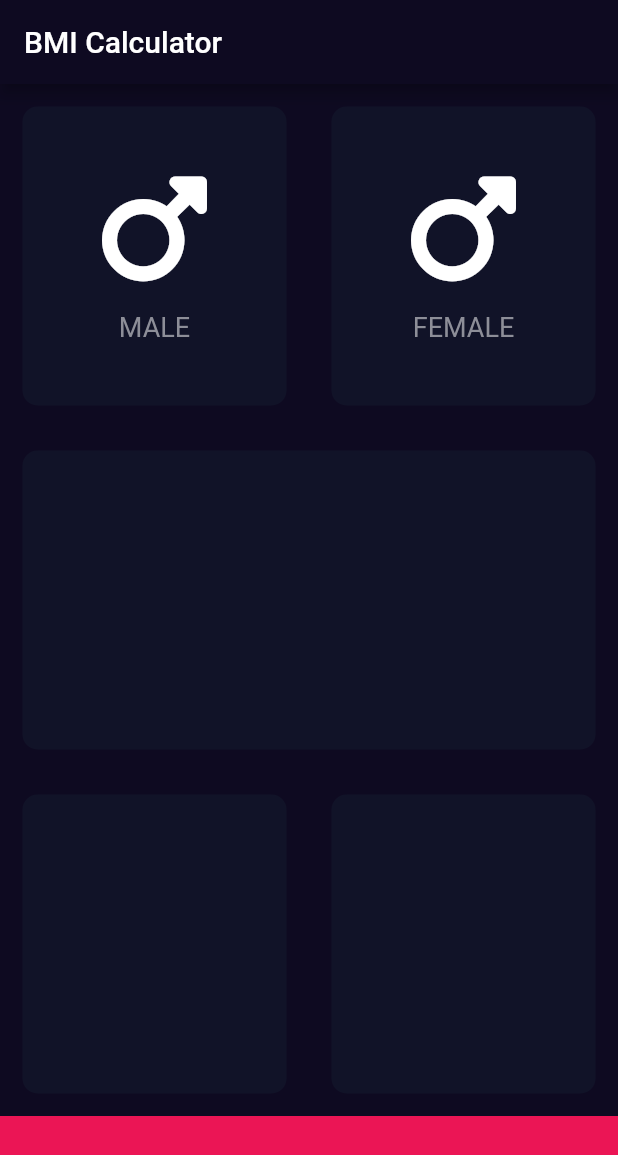
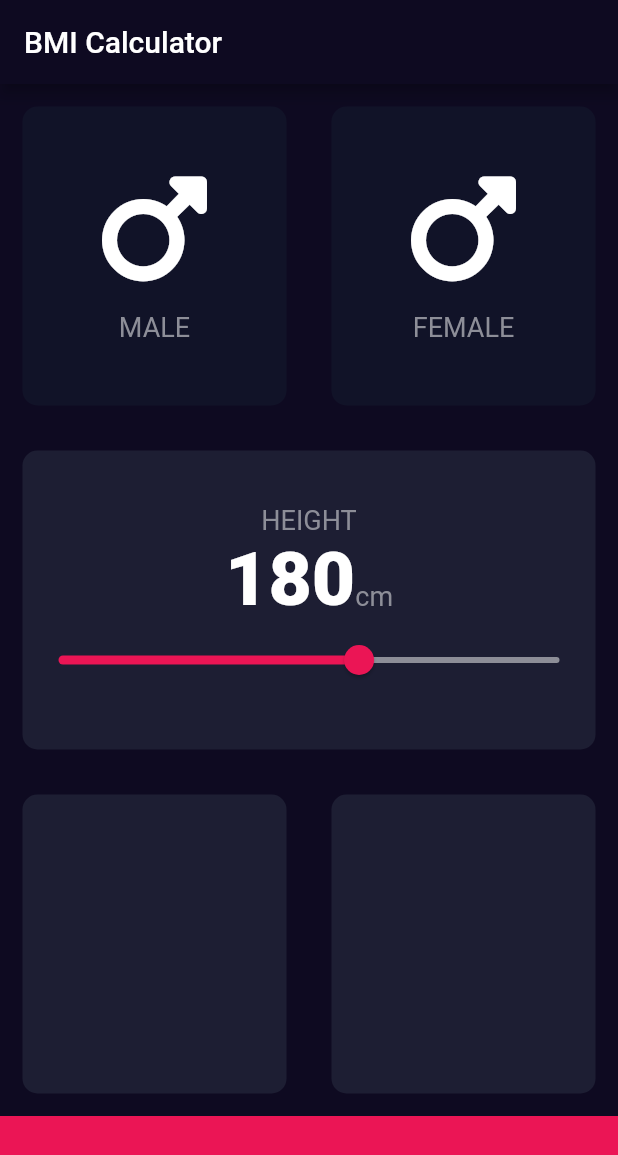
Before and after one commit to ginoliza/flutter_bmi_calculator, a Flutter app: the screen it shows after launch, on a phone screen of 412 x 824 dp. Shown: the top 1155 px of the screen. Run offline on Flutter 3.47's test engine with Material 2 defaults, Android fonts, the phone set to English and light mode, and no system bars; our stand-ins replace font_awesome_flutter.

Commit message:
added constants and Slider widget

```diff
--- /dev/null
+++ b/lib/constants.dart
@@ -0,0 +1,16 @@
+import 'package:flutter/material.dart';
+
+const kBottomContainerHeight = 80.0;
+const kActiveCardColour = Color(0xff1d1e33);
+const kInactiveCardColour = Color(0xff111328);
+const kBottomContainerColour = Color(0xffeb1555);
+
+const kLabelTextSize = TextStyle(
+  fontSize: 18.0,
+  color: Color(0xff8d8e98),
+);
+
+const kNumberTextStyle = TextStyle(
+  fontSize: 50.0,
+  fontWeight: FontWeight.w900,
+);
--- a/lib/input_page.dart
+++ b/lib/input_page.dart
@@ -2,11 +2,7 @@ import 'package:flutter/material.dart';
 import 'package:font_awesome_flutter/font_awesome_flutter.dart';
 import 'icon_content.dart';
 import 'reusable_card.dart';
-
-const bottomContainerHeight = 80.0;
-const activeCardColour = Color(0xff1d1e33);
-const inactiveCardColour = Color(0xff111328);
-const bottomContainerColour = Color(0xffeb1555);
+import 'constants.dart';
 
 enum Gender { male, female }
 
@@ -17,6 +13,7 @@ class InputPage extends StatefulWidget {
 
 class _InputPageState extends State<InputPage> {
   Gender? selectedGender;
+  int height = 180;
 
   @override
   Widget build(BuildContext context) {
@@ -25,6 +22,7 @@ class _InputPageState extends State<InputPage> {
         title: Text("BMI Calculator"),
       ),
       body: Column(
+        crossAxisAlignment: CrossAxisAlignment.stretch,
         children: [
           Expanded(
             child: Row(
@@ -37,8 +35,8 @@ class _InputPageState extends State<InputPage> {
                       });
                     },
                     colour: selectedGender == Gender.male
-                        ? activeCardColour
-                        : inactiveCardColour,
+                        ? kActiveCardColour
+                        : kInactiveCardColour,
                     cardChild:
                         IconContent(icon: FontAwesomeIcons.mars, label: "MALE"),
                   ),
@@ -51,8 +49,8 @@ class _InputPageState extends State<InputPage> {
                       });
                     },
                     colour: selectedGender == Gender.female
-                        ? activeCardColour
-                        : inactiveCardColour,
+                        ? kActiveCardColour
+                        : kInactiveCardColour,
                     cardChild: IconContent(
                         icon: FontAwesomeIcons.mars, label: "FEMALE"),
                   ),
@@ -61,23 +59,62 @@ class _InputPageState extends State<InputPage> {
             ),
           ),
           Expanded(
-            child: ReusableCard(colour: inactiveCardColour),
+            child: ReusableCard(
+              colour: kActiveCardColour,
+              cardChild: Column(
+                mainAxisAlignment: MainAxisAlignment.center,
+                children: [
+                  Text(
+                    "HEIGHT",
+                    style: kLabelTextSize,
+                  ),
+                  Row(
+                    mainAxisAlignment: MainAxisAlignment.center,
+                    crossAxisAlignment: CrossAxisAlignment.baseline,
+                    textBaseline: TextBaseline.alphabetic,
+                    children: [
+                      Text(
+                        height.toString(),
+                        style: kNumberTextStyle,
+                      ),
+                      Text(
+                        "cm",
+                        style: kLabelTextSize,
+                      )
+                    ],
+                  ),
+                  Slider(
+                    value: height.toDouble(), // required
+                    min: 120.0,
+                    max: 220.0,
+                    activeColor: Color(0xffeb1555),
+                    inactiveColor: Color(0xff8d8e98),
+                    onChanged: (double newValue) {
+                      //required
+                      setState(() {
+                        height = newValue.round();
+                      });
+                    },
+                  ),
+                ],
+              ),
+            ),
           ),
           Expanded(
             child: Row(
               children: [
                 Expanded(
-                  child: ReusableCard(colour: inactiveCardColour),
+                  child: ReusableCard(colour: kActiveCardColour),
                 ),
                 Expanded(
-                  child: ReusableCard(colour: inactiveCardColour),
+                  child: ReusableCard(colour: kActiveCardColour),
                 ),
               ],
             ),
           ),
           Container(
-            height: bottomContainerHeight,
-            color: bottomContainerColour,
+            height: kBottomContainerHeight,
+            color: kBottomContainerColour,
           ),
         ],
       ),
```
Also changed, not shown: 1 other file.
